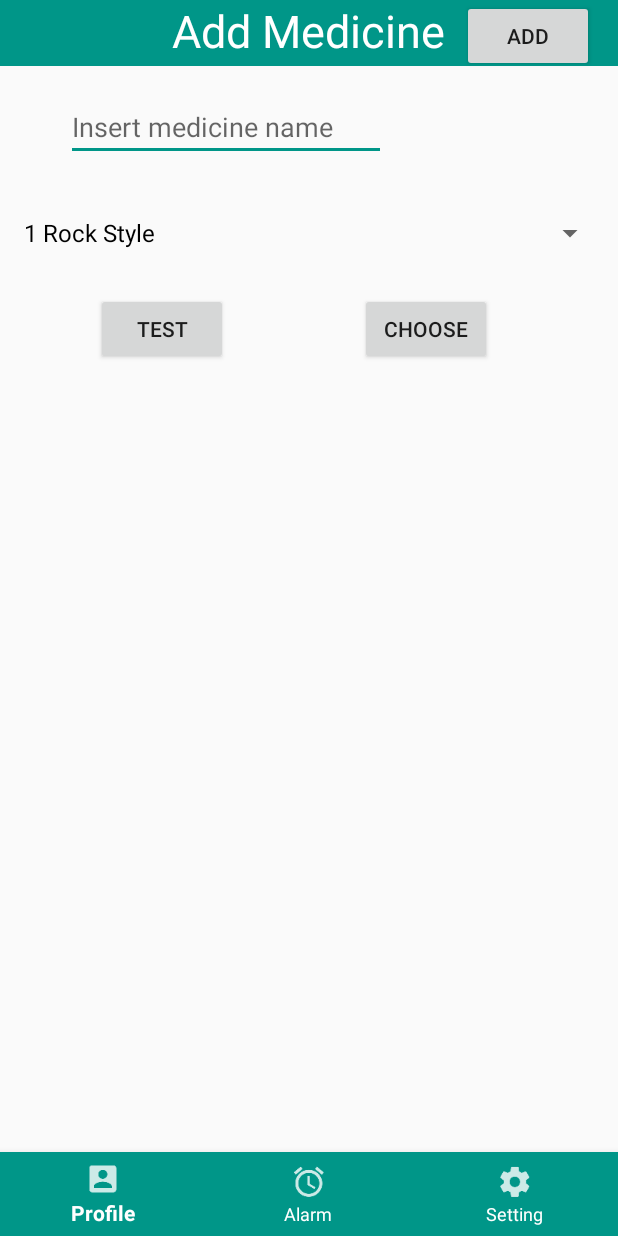
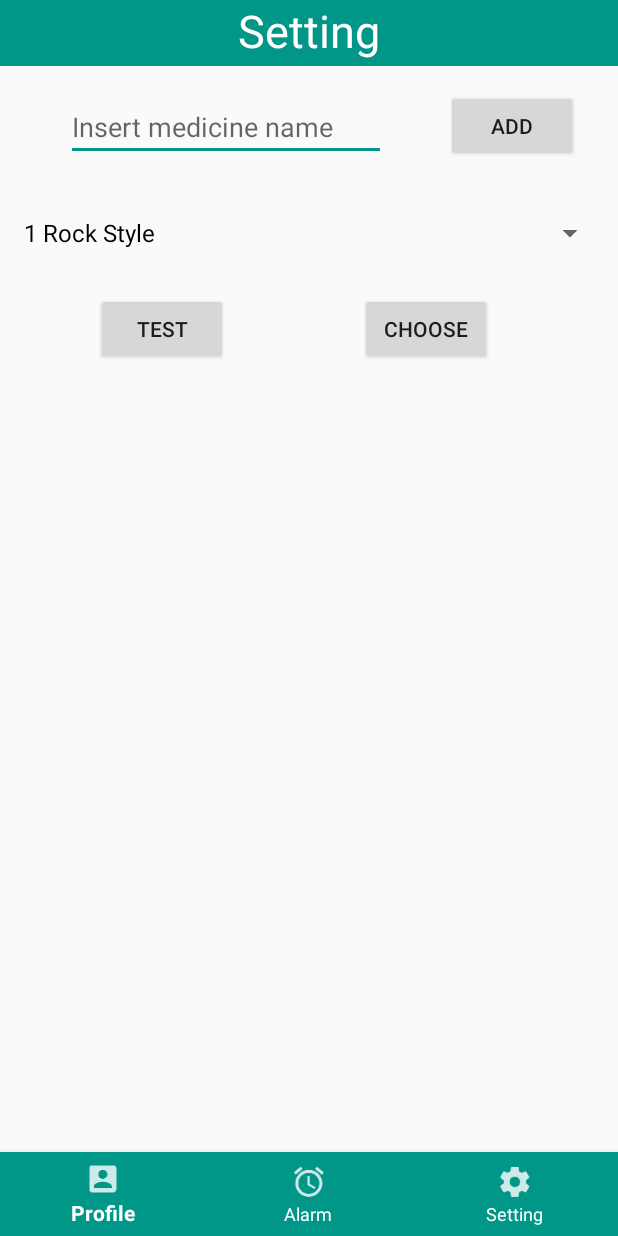
Before and after one commit to hackkarn/Ohyes, an Android app: the SettingActivity screen opened directly, with no data from a screen before it, on a phone screen of 412 x 824 dp. Run offline under Robolectric (Android 15) with nearby library versions, the phone set to English and light mode, and no system bars.

Commit message:
Adjust setting page

```diff
--- a/app/src/main/AndroidManifest.xml
+++ b/app/src/main/AndroidManifest.xml
@@ -36,7 +36,8 @@
             android:name=".RingtonePlayingService"
             android:enabled="true" />
 
-        <activity android:name=".SettingActivity" />
+        <activity android:name=".SettingActivity"
+                android:label="Setting"/>
         <activity
             android:name=".Test"
             android:label="@string/title_activity_test"
--- a/app/src/main/res/layout/activity_setting.xml
+++ b/app/src/main/res/layout/activity_setting.xml
@@ -23,7 +23,7 @@
             android:layout_height="wrap_content"
             android:layout_alignParentTop="true"
             android:layout_centerHorizontal="true"
-            android:text="Add Medicine"
+            android:text="Setting"
             android:textAlignment="center"
             android:textColor="@android:color/white"
             android:textSize="30sp" />
@@ -65,10 +65,13 @@
         android:id="@+id/bAddMed"
         android:layout_width="wrap_content"
         android:layout_height="wrap_content"
-        android:layout_marginEnd="16dp"
+        android:layout_marginStart="8dp"
+        android:layout_marginTop="16dp"
         android:text="ADD"
         app:layout_constraintEnd_toEndOf="parent"
-        tools:layout_editor_absoluteY="62dp" />
+        app:layout_constraintHorizontal_bias="0.542"
+        app:layout_constraintStart_toEndOf="@+id/etSNameMed"
+        app:layout_constraintTop_toBottomOf="@+id/header_layout" />
 
     <Spinner
         android:id="@+id/spinnerChoose"
```
